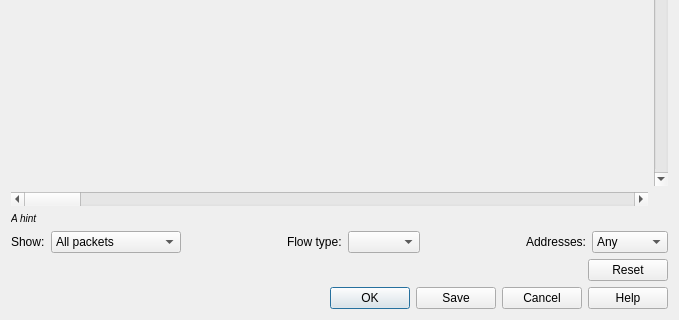
The window that src/ui/qt/sequence_dialog.ui (jfzazo/wireshark-hwgen) describes before a commit, drawn with Qt 5; both pictures show x 0 to 679 and y 248 to 568 of the 679 by 568 pixel window.
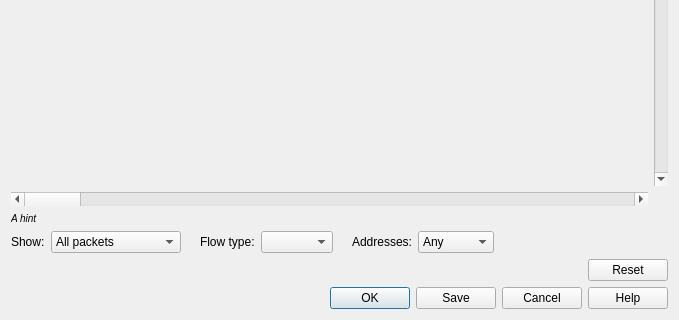
The same window after the commit. Custom widgets are drawn as their Qt base class.

Patch:
```diff
--- a/src/ui/qt/sequence_dialog.ui
+++ b/src/ui/qt/sequence_dialog.ui
@@ -10,7 +10,10 @@
     <height>568</height>
    </rect>
   </property>
-  <layout class="QVBoxLayout" name="verticalLayout_2" stretch="1,0,0,0">
+  <property name="windowTitle">
+   <string>Flow</string>
+  </property>
+  <layout class="QVBoxLayout" name="verticalLayout">
    <item>
     <layout class="QGridLayout" name="gridLayout">
      <item row="0" column="0">
@@ -43,7 +46,7 @@
     </layout>
    </item>
    <item>
-    <widget class="ElidedLabel" name="hintLabel">
+    <widget class="QLabel" name="hintLabel">
      <property name="toolTip">
       <string>&lt;html&gt;&lt;head/&gt;&lt;body&gt;
 
@@ -72,31 +75,7 @@
     </widget>
    </item>
    <item>
-    <widget class="QFrame" name="controlFrame">
-     <property name="frameShape">
-      <enum>QFrame::NoFrame</enum>
-     </property>
-     <property name="frameShadow">
-      <enum>QFrame::Plain</enum>
-     </property>
-     <property name="lineWidth">
-      <number>0</number>
-     </property>
-     <layout class="QVBoxLayout" name="verticalLayout">
-      <property name="leftMargin">
-       <number>0</number>
-      </property>
-      <property name="topMargin">
-       <number>0</number>
-      </property>
-      <property name="rightMargin">
-       <number>0</number>
-      </property>
-      <property name="bottomMargin">
-       <number>0</number>
-      </property>
-      <item>
-       <layout class="QHBoxLayout" name="horizontalLayout_2">
+    <layout class="QHBoxLayout" name="controlHorizontalLayout" stretch="0,0,0,0,0,0,0,0,1">
         <item>
          <widget class="QLabel" name="label">
           <property name="text">
@@ -175,6 +154,19 @@
           </item>
          </widget>
         </item>
+     <item>
+      <spacer name="horizontalSpacer_4">
+       <property name="orientation">
+        <enum>Qt::Horizontal</enum>
+       </property>
+       <property name="sizeHint" stdset="0">
+        <size>
+         <width>40</width>
+         <height>20</height>
+        </size>
+       </property>
+      </spacer>
+     </item>
        </layout>
       </item>
       <item>
@@ -201,9 +193,6 @@
         </item>
        </layout>
       </item>
-     </layout>
-    </widget>
-   </item>
    <item>
     <widget class="QDialogButtonBox" name="buttonBox">
      <property name="orientation">
@@ -355,11 +344,6 @@
    <header>qcustomplot.h</header>
    <container>1</container>
   </customwidget>
-  <customwidget>
-   <class>ElidedLabel</class>
-   <extends>QLabel</extends>
-   <header>elided_label.h</header>
-  </customwidget>
  </customwidgets>
  <resources/>
  <connections>
```
Lines whose indentation alone changed are shown as unchanged.
